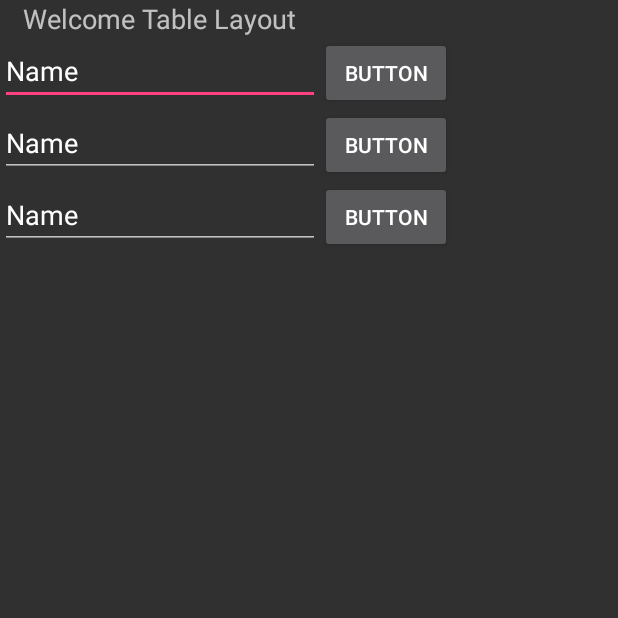
After one commit to SyrtisGecko/Android_zad1, an Android app: the Main5Activity_withTableLayout screen opened directly, with no data from a screen before it, on a phone screen of 412 x 824 dp, the top half of it. The commit adds this screen. Run offline under Robolectric (Android 15) with nearby library versions, the phone set to English and light mode, and no system bars.

Commit message:
Added new Activity with Table Layout

```diff
--- a/app/src/main/AndroidManifest.xml
+++ b/app/src/main/AndroidManifest.xml
@@ -26,7 +26,10 @@
             android:theme="@style/MyThemeHolo" />
         <activity
             android:name=".Main4Activity_withRelativeLayout"
-            android:label="@string/title_activity_main4_with_relative_layout"></activity>
+            android:label="@string/title_activity_main4_with_relative_layout" />
+        <activity
+            android:name=".Main5Activity_withTableLayout"
+            android:label="@string/title_activity_main5_with_table_layout"></activity>
     </application>
 
 </manifest>
--- /dev/null
+++ b/app/src/main/java/com/example/przemek/hsport/myapplication2/Main5Activity_withTableLayout.java
@@ -0,0 +1,14 @@
+package com.example.przemek.hsport.myapplication2;
+
+import android.os.Bundle;
+import android.app.Activity;
+
+public class Main5Activity_withTableLayout extends Activity {
+
+    @Override
+    protected void onCreate(Bundle savedInstanceState) {
+        super.onCreate(savedInstanceState);
+        setContentView(R.layout.activity_main5_with_table_layout);
+    }
+
+}
--- a/app/src/main/java/com/example/przemek/hsport/myapplication2/MainActivity.java
+++ b/app/src/main/java/com/example/przemek/hsport/myapplication2/MainActivity.java
@@ -38,5 +38,8 @@ public class MainActivity extends AppCompatActivity {
         startActivity(intent_4);
     }
 
-
+    public void startFive_TL(View view) {
+        final Intent intent_5 = new Intent(this, Main5Activity_withTableLayout.class);
+        startActivity(intent_5);
+    }
 }
--- a/app/src/main/res/layout/activity_main.xml
+++ b/app/src/main/res/layout/activity_main.xml
@@ -48,4 +48,12 @@
         android:layout_gravity="center_horizontal"
         android:text="Button for RL"
         android:onClick="startFour_RL"/>
+
+    <Button
+        android:id="@+id/button13"
+        android:layout_width="wrap_content"
+        android:layout_height="wrap_content"
+        android:layout_gravity="center_horizontal"
+        android:text="Button for TL"
+        android:onClick="startFive_TL"/>
 </LinearLayout>
--- /dev/null
+++ b/app/src/main/res/layout/activity_main5_with_table_layout.xml
@@ -0,0 +1,83 @@
+<?xml version="1.0" encoding="utf-8"?>
+<TableLayout xmlns:android="http://schemas.android.com/apk/res/android"
+    xmlns:app="http://schemas.android.com/apk/res-auto"
+    xmlns:tools="http://schemas.android.com/tools"
+    android:layout_width="match_parent"
+    android:layout_height="match_parent"
+    tools:context="com.example.przemek.hsport.myapplication2.Main5Activity_withTableLayout">
+
+    <TableRow
+        android:layout_width="match_parent"
+        android:layout_height="match_parent"
+        android:id="@+id/tableRow1">
+        <TextView
+            android:id="@+id/myWindow5"
+            android:layout_width="match_parent"
+            android:layout_height="wrap_content"
+            android:layout_gravity="center_horizontal"
+            android:text="@string/text13"
+            android:textSize="18sp"/>
+    </TableRow>
+
+    <TableRow
+        android:id="@+id/tableRow2"
+        android:layout_width="match_parent"
+        android:layout_height="match_parent" >
+
+        <EditText
+            android:id="@+id/editText2"
+            android:layout_width="wrap_content"
+            android:layout_height="wrap_content"
+            android:ems="10"
+            android:inputType="textPersonName"
+            android:text="Name" />
+
+        <Button
+            android:id="@+id/button10"
+            android:layout_width="wrap_content"
+            android:layout_height="wrap_content"
+            android:text="Button" />
+    </TableRow>
+
+    <TableRow
+        android:id="@+id/tableRow3"
+        android:layout_width="match_parent"
+        android:layout_height="match_parent" >
+
+        <EditText
+            android:id="@+id/editText3"
+            android:layout_width="wrap_content"
+            android:layout_height="wrap_content"
+            android:ems="10"
+            android:inputType="textPersonName"
+            android:text="Name" />
+
+        <Button
+            android:id="@+id/button11"
+            android:layout_width="wrap_content"
+            android:layout_height="wrap_content"
+            android:text="Button" />
+    </TableRow>
+
+    <TableRow
+        android:id="@+id/tableRow4"
+        android:layout_width="match_parent"
+        android:layout_height="match_parent" >
+
+        <EditText
+            android:id="@+id/editText4"
+            android:layout_width="wrap_content"
+            android:layout_height="wrap_content"
+            android:ems="10"
+            android:inputType="textPersonName"
+            android:text="Name" />
+
+        <Button
+            android:id="@+id/button12"
+            android:layout_width="wrap_content"
+            android:layout_height="wrap_content"
+            android:text="Button" />
+    </TableRow>
+
+
+</TableLayout>
--- a/app/src/main/res/values/strings.xml
+++ b/app/src/main/res/values/strings.xml
@@ -15,6 +15,8 @@
     <string name="text41">Button41</string>
     <string name="text42">Button42</string>
     <string name="text43">Button43</string>
+    <string name="text13">Welcome Table Layout</string>
     <string name="title_activity_main4_with_relative_layout">Main4Activity_withRelativeLayout
     </string>
+    <string name="title_activity_main5_with_table_layout">Main5Activity_withTableLayout</string>
 </resources>
```
